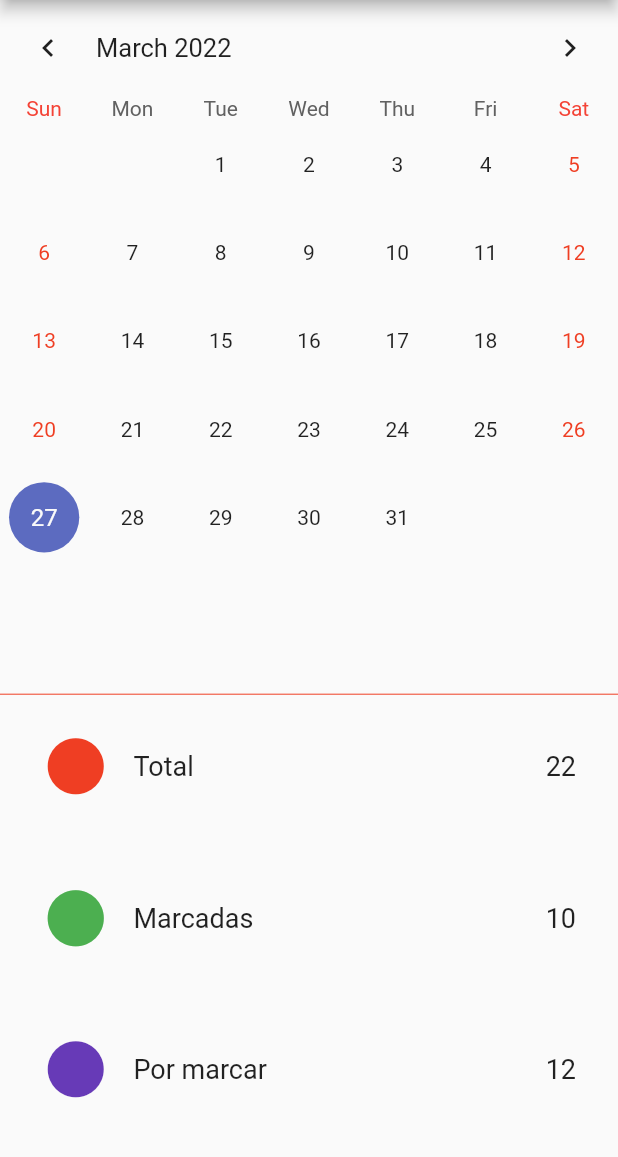
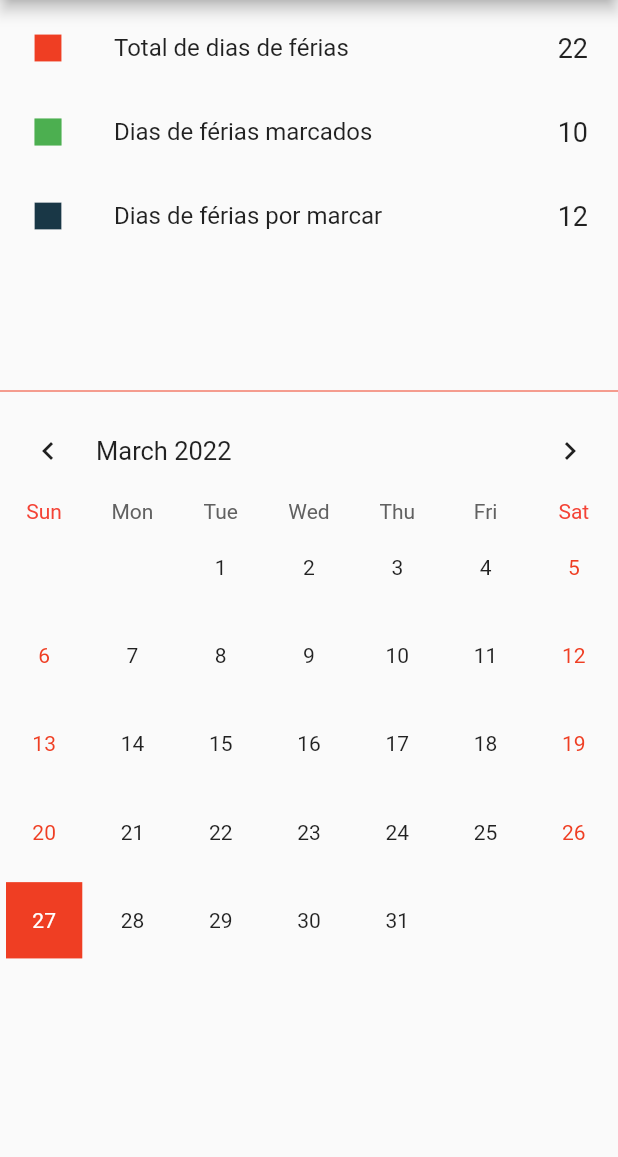
Before and after one commit to DEISI-ULHT-TFC-2021-22/empresa251-Aplica-o-mobile-central-de-apps-existentes, a Flutter app: the VacationsScreen screen opened by its route, on a phone screen of 412 x 824 dp, the part 75-1232 px from its top. Run offline on Flutter 3.47's test engine with Material 2 defaults, Android fonts, the phone set to English and light mode, and no system bars; drawn by our look-alikes of table_calendar; our stand-ins replace splashscreen.

Commit message:
Changed the calendar label

```diff
--- a/lib/config/palette.dart
+++ b/lib/config/palette.dart
@@ -47,4 +47,20 @@ class Palette {
       900: const Color(0xff000000),//100%
     },
   );
+
+  static const MaterialColor darkBlue = MaterialColor(
+    0xff193746, // 0% comes in here, this will be color picked if no shade is selected when defining a Color property which doesn’t require a swatch.
+    <int, Color>{
+      50: const Color(0xffce5641 ),//10%
+      100: const Color(0xffb74c3a),//20%
+      200: const Color(0xffa04332),//30%
+      300: const Color(0xff89392b),//40%
+      400: const Color(0xff733024),//50%
+      500: const Color(0xff5c261d),//60%
+      600: const Color(0xff451c16),//70%
+      700: const Color(0xff2e130e),//80%
+      800: const Color(0xff170907),//90%
+      900: const Color(0xff000000),//100%
+    },
+  );
 }
--- a/lib/screens/vacations_screen.dart
+++ b/lib/screens/vacations_screen.dart
@@ -3,7 +3,7 @@ import 'package:integer/config/palette.dart';
 import 'package:integer/widgets/drawer/drawer.dart';
 import 'package:integer/widgets/app_bar.dart';
 import 'package:integer/widgets/vacation/calendar.dart';
-import 'package:integer/widgets/vacation/vacation_card.dart';
+import 'package:integer/widgets/vacation/vacation_label_card.dart';
 
 class VacationsScreen extends StatelessWidget {
   final String title;
@@ -16,14 +16,14 @@ class VacationsScreen extends StatelessWidget {
       appBar: TopAppBar(title: title, titleColor: Colors.white),
       body: Column(
         children: <Widget>[
-          Expanded(
-            flex: 3,
-            child: Calendar(),
+          const Expanded(
+            flex: 2,
+            child: VacationLabelCard(),
           ),
           const Divider(color: Palette.orange),
-          const Expanded(
-            flex: 2,
-            child: VacationCard(),
+          Expanded(
+            flex: 4,
+            child: Calendar(),
           ),
         ],
       ),
--- a/lib/widgets/drawer/drawer.dart
+++ b/lib/widgets/drawer/drawer.dart
@@ -21,7 +21,7 @@ class NavDrawer extends StatelessWidget {
             DrawerItem(text: 'Noticias', route: 'news', textColor: Colors.white, iconColor: Colors.white, icon: Icons.newspaper_outlined),
             DrawerItem(text: 'Folha de horas', route: 'timeSheet', textColor: Colors.white, iconColor: Colors.white,icon: Icons.punch_clock_outlined),
             DrawerItem(text: 'Férias', route: 'vacations', textColor: Colors.white, iconColor: Colors.white,icon: Icons.beach_access_outlined),
-            SizedBox(height: 280),
+            SizedBox(height: 285),
             const Divider(color: Colors.white),
             const DrawerSocial(),
           ],
--- a/lib/widgets/drawer/drawer_social.dart
+++ b/lib/widgets/drawer/drawer_social.dart
@@ -1,5 +1,4 @@
 import 'package:flutter/material.dart';
-import 'package:url_launcher/url_launcher.dart';
 
 class DrawerSocial extends StatelessWidget {
   const DrawerSocial();
@@ -16,12 +15,6 @@ class DrawerSocial extends StatelessWidget {
           color: Colors.white,
         ),
       ),
-      onTap: () => _launchURL,
     );
   }
 }
-
-_launchURL() async {
-  const _url = 'https://integerconsulting.pt/';
-  if (!await launch(_url)) throw 'Could not launch $_url';
-}
--- a/lib/widgets/vacation/calendar.dart
+++ b/lib/widgets/vacation/calendar.dart
@@ -40,6 +40,29 @@ class _CalendarState extends State<Calendar> {
         outsideDaysVisible: false,
         weekendStyle: const TextStyle().copyWith(color: Palette.orange),
         holidayStyle: const TextStyle().copyWith(color: Palette.green),
+        selectedColor: Palette.green,
+      ),
+      builders: CalendarBuilders(
+        selectedDayBuilder: (context, date, events) => Container(
+            margin: const EdgeInsets.all(4.0),
+            alignment: Alignment.center,
+            decoration: BoxDecoration(
+                color: Theme.of(context).primaryColor,
+                borderRadius: BorderRadius.circular(0.0)),
+            child: Text(
+              date.day.toString(),
+              style: TextStyle(color: Colors.white),
+            )),
+        todayDayBuilder: (context, date, events) => Container(
+            margin: const EdgeInsets.all(4.0),
+            alignment: Alignment.center,
+            decoration: BoxDecoration(
+                color: Palette.orange,
+                borderRadius: BorderRadius.circular(0.0)),
+            child: Text(
+              date.day.toString(),
+              style: TextStyle(color: Colors.white),
+            )),
       ),
     );
   }
--- a/lib/widgets/vacation/vacation_card.dart
+++ /dev/null
@@ -1,66 +0,0 @@
-import 'package:flutter/material.dart';
-import 'package:integer/config/palette.dart';
-
-class VacationCard extends StatelessWidget {
-  const VacationCard({Key? key}) : super(key: key);
-
-  @override
-  Widget build(BuildContext context) {
-    return Column(
-      children: const <Widget>[
-        Expanded(
-          flex: 1,
-          child: _SingleCard(label: 'Total', color: Palette.orange, vacationDays: 22),
-        ),
-        Expanded(
-          flex: 1,
-          child: _SingleCard(label: 'Marcadas', color: Palette.green, vacationDays: 10),
-        ),
-        Expanded(
-          flex: 1,
-          child: _SingleCard(label: 'Por marcar', color: Colors.deepPurple, vacationDays: 12),
-        ),
-      ],
-    );
-  }
-}
-
-class _SingleCard extends StatelessWidget {
-  final String label;
-  final Color color;
-  final int vacationDays;
-  const _SingleCard({Key? key, required this.color, required this.label, required this.vacationDays}) : super(key: key);
-
-  @override
-  Widget build(BuildContext context) {
-    return Card (
-      margin: EdgeInsets.all(12),
-      color: Theme.of(context).scaffoldBackgroundColor,
-      elevation: 0,
-      child: Column(
-        mainAxisSize: MainAxisSize.min,
-        children: <Widget>[
-          ListTile(
-            leading: Icon (
-              Icons.circle,
-              color: color,
-              size: 45
-            ),
-            title: Text(
-              label,
-              style: const TextStyle(
-                fontSize: 18,
-              ),
-            ),
-            trailing: Text(
-              vacationDays.toString(),
-              style: const TextStyle(
-                fontSize: 18,
-              ),
-            ),
-          ),
-        ],
-      ),
-    );
-  }
-}
--- /dev/null
+++ b/lib/widgets/vacation/vacation_label_card.dart
@@ -0,0 +1,47 @@
+import 'package:flutter/material.dart';
+import 'package:integer/config/palette.dart';
+
+class VacationLabelCard extends StatelessWidget {
+  const VacationLabelCard({Key? key}) : super(key: key);
+
+  @override
+  Widget build(BuildContext context) {
+    return Card(
+      clipBehavior: Clip.antiAlias,
+      color: Theme.of(context).scaffoldBackgroundColor,
+      elevation: 0,
+      child: Column(
+        children: const [
+          _CardListTile(label: "Total de dias de férias", color: Palette.orange, vacationDays: 22),
+          _CardListTile(label: "Dias de férias marcados", color: Palette.green, vacationDays: 10),
+          _CardListTile(label: "Dias de férias por marcar", color: Palette.darkBlue, vacationDays: 12),
+        ],
+      ),
+    );
+  }
+}
+
+class _CardListTile extends StatelessWidget {
+  final String label;
+  final Color color;
+  final int vacationDays;
+  const _CardListTile({Key? key, required this.color, required this.label, required this.vacationDays}) : super(key: key);
+
+  @override
+  Widget build(BuildContext context) {
+    return ListTile(
+      leading: Icon(
+        Icons.square,
+        color: color,
+      ),
+      title: Text(label),
+      trailing: Text(
+        vacationDays.toString(),
+        style: const TextStyle(
+          fontSize: 18,
+        ),
+      ),
+    );
+  }
+
+}
--- a/pubspec.yaml
+++ b/pubspec.yaml
@@ -31,7 +31,6 @@ dependencies:
     sdk: flutter
   splashscreen: ^1.3.5
   table_calendar: ^2.2.3
-  url_launcher: ^5.7.10
 
   # The following adds the Cupertino Icons font to your application.
   # Use with the CupertinoIcons class for iOS style icons.
```
Also changed, not shown: pubspec.lock.
